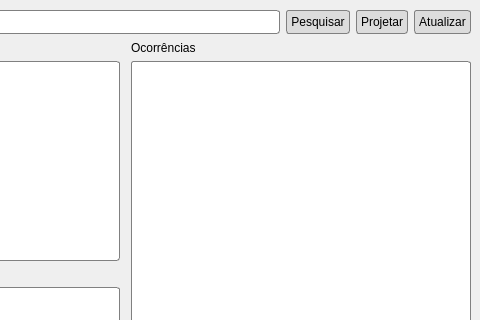
Qt form python/ui/main/window.ui (devs-7/bible-projector-multi-language) before a commit; both pictures show x 229 to 709 and y 0 to 320 of the 709 by 578 pixel window.
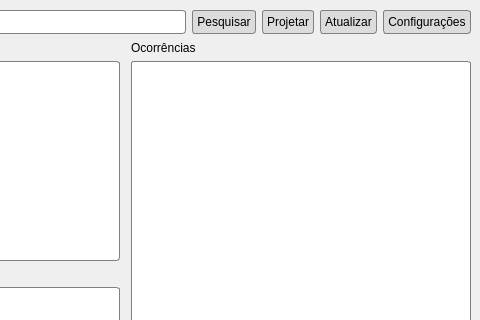
The same form after that commit.

Commit message: configurações

```diff
--- a/python/ui/main/window.ui
+++ b/python/ui/main/window.ui
@@ -117,6 +117,29 @@
         </property>
        </widget>
       </item>
+      <item>
+       <widget class="QPushButton" name="configuracoesButton">
+        <property name="styleSheet">
+         <string notr="true">* {
+	border-style: solid;
+	border-color: gray;
+	border-width: 1px;
+	border-radius: 3px;
+	padding: 4px;
+	background-color: rgb(220, 220, 220);
+	color: black;
+}
+
+*:hover {
+	background-color: gray;
+	color: white;
+}</string>
+        </property>
+        <property name="text">
+         <string>Configurações</string>
+        </property>
+       </widget>
+      </item>
      </layout>
     </item>
     <item>
```
The commit also changes 2 other files.
